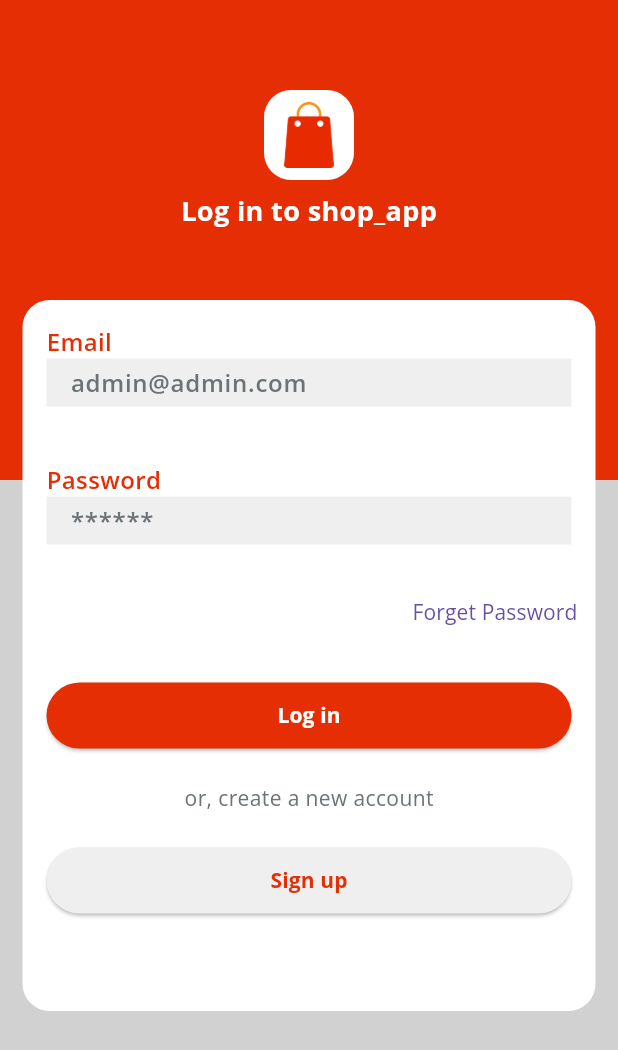
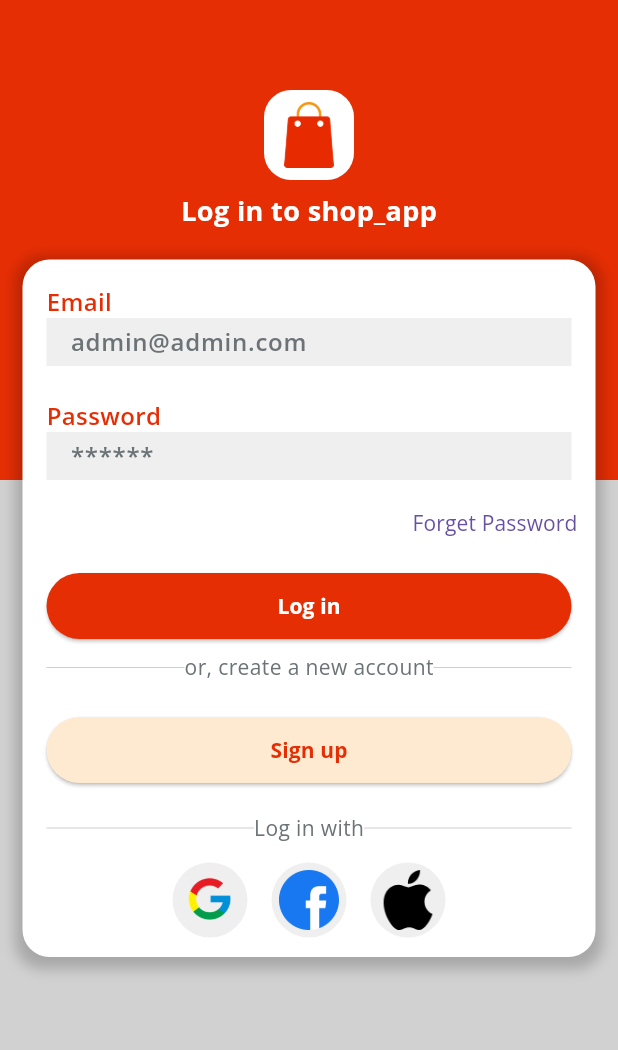
Before and after one commit to CHATappchik/shop_app, a Flutter app: the screen it shows after launch, on a phone screen of 412 x 824 dp. Shown: the top 1050 px of the screen. Run offline on Flutter 3.47's test engine with Material 3 defaults, Android fonts, the phone set to English and light mode, and no system bars; our stand-ins replace animated_splash_screen.

Commit message:
login page done

```diff
--- a/lib/const/colors.dart
+++ b/lib/const/colors.dart
@@ -6,3 +6,7 @@ const Color darkFontGrey = Color.fromRGBO(62, 68, 71, 1);
 const Color whiteColor = Color.fromRGBO(255, 255, 255, 1);
 const Color lightGrey = Color.fromRGBO(239, 239, 239, 1);
 const Color redColor = Color.fromRGBO(230, 46, 4, 1);
+const Color golden = Color.fromRGBO(255, 168, 0, 1);
+
+
+const Color lightGolden = Color(0xffFEEAD1);
--- a/lib/screens/auth_screen/login_screen.dart
+++ b/lib/screens/auth_screen/login_screen.dart
@@ -2,6 +2,7 @@ import 'package:flutter/material.dart';
 import 'package:shop_app/const/colors.dart';
 import 'package:shop_app/const/strings.dart';
 import 'package:shop_app/const/styles.dart';
+import 'package:shop_app/widgets/component/circular_tile.dart';
 import 'package:shop_app/widgets/custom_textfield.dart';
 import 'package:shop_app/widgets/my_button.dart';
 
@@ -16,13 +17,20 @@ class LoginPage extends StatelessWidget {
           Container(
             color: redColor,
           ),
+          Padding(
+            padding: const EdgeInsets.only(top: 320.0),
+            child: Container(
+              color: textFieldGrey,
+            ),
+          ),
+          SingleChildScrollView(
+            child: Column(
+              children: [
                 Align(
                   alignment: Alignment.topCenter,
                   child: Padding(
                     padding: const EdgeInsets.only(top: 60.0),
-              child: Column(
-                children: [
-                  Container(
+                    child: Container(
                           decoration: BoxDecoration(
                             borderRadius: BorderRadius.circular(18),
                             color: whiteColor,
@@ -30,40 +38,41 @@ class LoginPage extends StatelessWidget {
                           padding: const EdgeInsets.all(8),
                           width: 60,
                           height: 60,
-                    child:
-                        Image.asset('assets/images/app_logo.png', width: 200),
+                          child: Image.asset('assets/icons/app_logo.png',
+                              width: 200),
+                        ),
+                  ),
                 ),
                         const SizedBox(height: 7),
                         const Text('Log in to ${appname}',
                             style: TextStyle(
-                          color: whiteColor, fontFamily: bold, fontSize: 18)),
-                ],
-              ),
-            ),
-          ),
-          Padding(
-            padding: const EdgeInsets.only(top: 320.0),
-            child: Container(
-              color: textFieldGrey,
-            ),
-          ),
+                                color: whiteColor,
+                                fontFamily: bold,
+                                fontSize: 18)),
                 Padding(
                   padding: const EdgeInsets.only(
-                left: 15.0, top: 200, right: 15, bottom: 150),
+                      left: 15.0, top: 20, right: 15, bottom: 150),
                   child: Container(
-              decoration: const BoxDecoration(
+                    decoration: BoxDecoration(
+                      boxShadow: [
+                        BoxShadow(color: Colors.black.withOpacity(0.2),
+                        spreadRadius: 5,
+                        blurRadius: 7,
+                        offset: const Offset(0, 3),),
+                      ],
                       color: whiteColor,
-                borderRadius: BorderRadius.all(Radius.circular(18)),
+                      borderRadius: const BorderRadius.all(Radius.circular(18)),
                     ),
                     child: Column(
                       children: [
                         Padding(
-                    padding: const EdgeInsets.all(16.0),
+                          padding: const EdgeInsets.only (left: 16.0, top: 16, right: 16),
                           child: customTextField(lable: email, hint: emailHint),
                         ),
                         Padding(
-                    padding: const EdgeInsets.all(16.0),
-                    child: customTextField(lable: password, hint: passwordHint),
+                          padding: const EdgeInsets.only (left: 16.0, top: 16, right: 16),
+                          child: customTextField(
+                              lable: password, hint: passwordHint),
                         ),
                         Align(
                             alignment: Alignment.centerRight,
@@ -71,26 +80,88 @@ class LoginPage extends StatelessWidget {
                                 onPressed: () {}, child: const Text(forgetPass))),
                         const SizedBox(height: 5),
                         Padding(
-                    padding: const EdgeInsets.all(16.0),
+                          padding: const EdgeInsets.only (left: 16.0, top: 2, right: 16),
                           child: SizedBox(
                             width: double.infinity,
-                      child: myButton(color: redColor, title: login, textColor: whiteColor, onPress: () {}),
+                            child: myButton(
+                                color: redColor,
+                                title: login,
+                                textColor: whiteColor,
+                                onPress: () {}),
                           ),
                         ),
                         const SizedBox(height: 5),
-                  const Text(createNewAccount, style: TextStyle(color: fontGrey)),
+                        Padding(
+                          padding: const EdgeInsets.only (left: 16.0, top: 2, right: 16),
+                          child: Row(
+                            children: [
+                              Expanded(
+                                child: Divider(
+                                  thickness: 0.5,
+                                  color: Colors.grey[400],
+                                ),
+                              ),
+                              const Text(createNewAccount,
+                                  style: TextStyle(color: fontGrey)),
+                              Expanded(
+                                child: Divider(
+                                  thickness: 0.5,
+                                  color: Colors.grey[400],
+                                ),
+                              ),
+                            ],
+                          ),
+                        ),
                         const SizedBox(height: 5),
                         Padding(
                           padding: const EdgeInsets.all(16.0),
                           child: SizedBox(
                             width: double.infinity,
-                      child: myButton(color: lightGrey, title: signup, textColor: redColor, onPress: () {}),
+                            child: myButton(
+                                color: lightGolden,
+                                title: signup,
+                                textColor: redColor,
+                                onPress: () {}),
+                          ),
+                        ),
+                        Padding(
+                          padding: const EdgeInsets.only (left: 16.0, top: 2, right: 16),
+                          child: Row(
+                            children: [
+                              Expanded(
+                                child: Divider(
+                                  thickness: 0.5,
+                                  color: Colors.grey[400],
+                                ),
+                              ),
+                              const Text(loginWith,
+                                  style: TextStyle(color: fontGrey)),
+                              Expanded(
+                                child: Divider(
+                                  thickness: 0.5,
+                                  color: Colors.grey[400],
                                 ),
                               ),
                             ],
                           ),
                         ),
-          )
+                        const SizedBox(height: 5),
+                        Row(
+                          mainAxisAlignment: MainAxisAlignment.center,
+                          children: [
+                            CircularTile(imagePath: 'assets/icons/google_new.png', onTap: () {}),
+                            CircularTile(imagePath: 'assets/icons/facebook_logo.png', onTap: () {}),
+                            CircularTile(imagePath: 'assets/icons/apple_logo.png', onTap: () {}),
+                          ],
+                        ),
+                        const SizedBox(height: 5),
+                      ],
+                    ),
+                  ),
+                ),
+              ],
+            ),
+          ),
         ],
       ),
     );
--- a/lib/screens/splash_screen/splash_screen.dart
+++ b/lib/screens/splash_screen/splash_screen.dart
@@ -35,7 +35,7 @@ class _SplashScreenState extends State<SplashScreen> {
               width: 77,
               height: 77,
               child: Image.asset(
-                  'assets/images/app_logo.png',
+                  'assets/icons/app_logo.png',
                   width: 300),
             ),
             const SizedBox(height: 10),
--- /dev/null
+++ b/lib/widgets/component/circular_tile.dart
@@ -0,0 +1,31 @@
+import 'package:flutter/material.dart';
+import 'package:shop_app/const/colors.dart';
+
+class CircularTile extends StatelessWidget {
+  final String imagePath;
+  final Function()? onTap;
+
+  const CircularTile({
+    super.key,
+    required this.imagePath,
+    required this.onTap
+  });
+
+  @override
+  Widget build(BuildContext context) {
+    return Padding(
+      padding: const EdgeInsets.all(8.0),
+      child: GestureDetector(
+        onTap: onTap,
+        child: CircleAvatar(
+          backgroundColor: lightGrey,
+          radius: 25,
+          child: Image.asset(
+            imagePath,
+            height: 40,
+          ),
+        ),
+      ),
+    );
+  }
+}
```
Also changed, not shown: assets/icons/app_logo.png (renamed from assets/images/app_logo.png), assets/icons/apple_logo.png (added), assets/icons/facebook_logo.png (added), assets/icons/google_new.png (added). Lines whose indentation alone changed are shown as unchanged.
